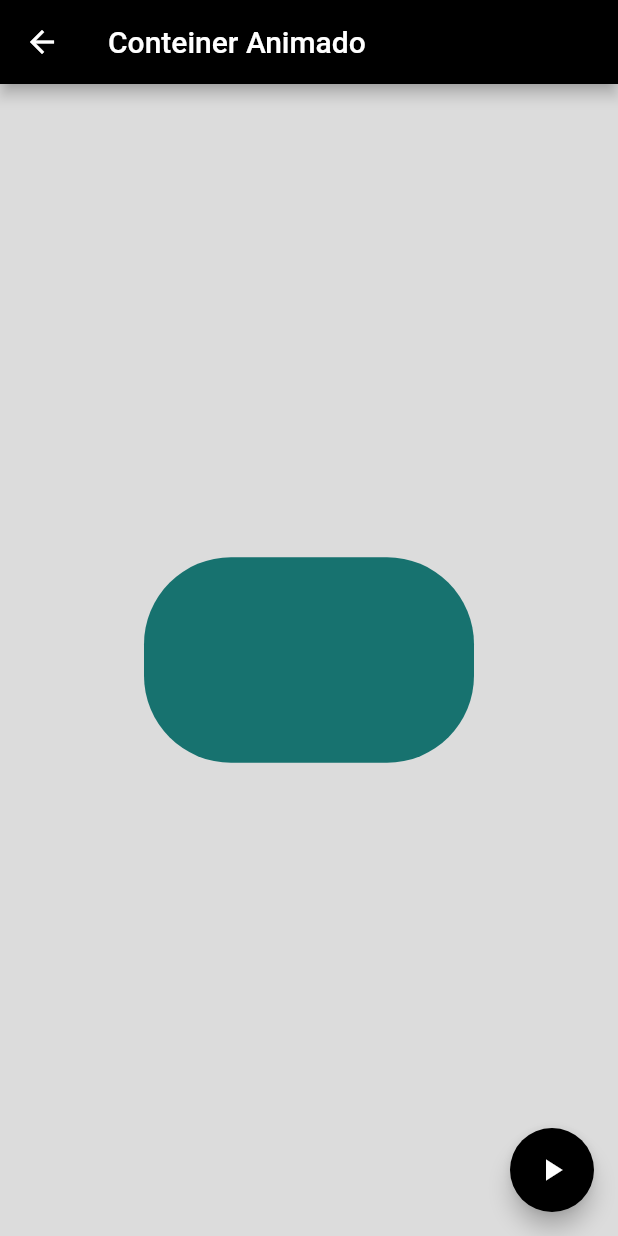
After one commit to albaulab/Componentes-en-Flutter, a Flutter app: the AnimateContainerPage screen opened by its route, after a tap on the "play arrow" icon, on a phone screen of 412 x 824 dp. The commit adds this screen. Run offline on Flutter 3.47's test engine with Material 2 defaults, Android fonts, the phone set to English and light mode, and no system bars.

Commit message:
Animate Container, change dark mode, play whith animate function

```diff
--- /dev/null
+++ b/lib/src/pages/animate.dart
@@ -0,0 +1,56 @@
+import 'dart:math';
+
+import 'package:flutter/material.dart';
+
+class AnimateContainerPage extends StatefulWidget {
+  @override
+  _AnimateContainerPageState createState() => _AnimateContainerPageState();
+}
+
+class _AnimateContainerPageState extends State<AnimateContainerPage> {
+  double _ancho = 50.0;
+  double _altura = 50.0;
+  Color _colores = Colors.pink;
+
+  BorderRadiusGeometry _borders = BorderRadius.circular(8.0);
+
+  @override
+  Widget build(BuildContext context) {
+    return Scaffold(
+      appBar: AppBar(
+        backgroundColor: Colors.black,
+        title: Text('Conteiner Animado'),
+      ),
+      body: Container(
+        color: Colors.black12,
+        child: Center(
+          child: AnimatedContainer(
+            // color: Colors.black,
+            duration: Duration(seconds: 1),
+            curve: Curves.fastOutSlowIn,
+            width: _ancho,
+            height: _altura,
+            decoration: BoxDecoration(borderRadius: _borders, color: _colores),
+          ),
+        ),
+      ),
+      floatingActionButton: FloatingActionButton(
+        backgroundColor: Colors.black,
+        child: Icon(Icons.play_arrow),
+        onPressed: _cambiarForma,
+      ),
+    );
+  }
+
+  _cambiarForma() {
+    final randon = Random();
+
+    setState(() {
+      _ancho = randon.nextInt(300).toDouble();
+      _altura = randon.nextInt(300).toDouble();
+      _colores = Color.fromRGBO(
+          randon.nextInt(255), randon.nextInt(255), randon.nextInt(255), 1);
+      _borders = BorderRadius.circular(randon.nextInt(100).toDouble());
+    });
+  }
+}
--- a/lib/src/routes/routes.dart
+++ b/lib/src/routes/routes.dart
@@ -1,4 +1,5 @@
 import 'package:componenetesapp/src/pages/alert_page.dart';
+import 'package:componenetesapp/src/pages/animate.dart';
 import 'package:componenetesapp/src/pages/avatar_page.dart';
 import 'package:componenetesapp/src/pages/card_page.dart';
 import 'package:componenetesapp/src/pages/home_page.dart';
@@ -10,5 +11,6 @@ Map<String, WidgetBuilder> getApplicationRoutes() {
     'alert': (BuildContext context) => AlertPage(),
     'avatar': (BuildContext context) => AvatarPage(),
     'card': (BuildContext context) => CardPage(),
+    'animatedContainer': (BuildContext context) => AnimateContainerPage(),
   };
 }
--- a/lib/src/utils/icono_util.dart
+++ b/lib/src/utils/icono_util.dart
@@ -4,11 +4,12 @@ final _icons = <String, IconData>{
   'add_alert': Icons.add_alert,
   'accessibility': Icons.accessibility,
   'folder_open': Icons.folder_open,
+  'donut_large': Icons.donut_large,
 };
 
 Icon getIcon(String nombreIcono) {
   return Icon(
     _icons[nombreIcono],
-    color: Colors.blue,
+    color: Colors.black,
   );
 }
```
Also changed, not shown: data/menu-opts.json (+13 -8 lines), lib/src/pages/avatar_page.dart (+10 -6 lines).
